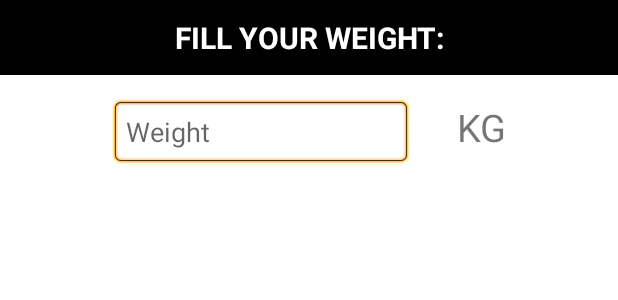
After one commit to angeliawidjaja/ReMeDrink, an Android app: the layout form_weight.xml on its own in the app's theme, with its tools: preview values and no code run, on a phone screen of 412 x 824 dp. The commit adds this screen. Shown: the top 300 px of the screen. Run offline under Robolectric (Android 15) with nearby library versions, the phone set to English and light mode, and no system bars.

Commit message:
input weight

```diff
--- /dev/null
+++ b/app/src/main/res/layout/form_weight.xml
@@ -0,0 +1,58 @@
+<?xml version="1.0" encoding="utf-8"?>
+<LinearLayout xmlns:android="http://schemas.android.com/apk/res/android"
+    android:layout_width="match_parent"
+    android:layout_height="match_parent"
+    android:orientation="vertical">
+    <LinearLayout
+        android:layout_width="match_parent"
+        android:layout_height="50dp"
+        android:gravity="center"
+        android:background="@color/black">
+        <TextView
+            android:layout_width="match_parent"
+            android:layout_height="match_parent"
+            android:text="FILL YOUR WEIGHT:"
+            android:textSize="20sp"
+            android:gravity="center"
+            android:textColor="@color/white"
+            android:textStyle="bold"/>
+    </LinearLayout>
+
+    <LinearLayout
+        xmlns:tools="http://schemas.android.com/tools"
+        android:layout_width="match_parent"
+        android:layout_height="match_parent"
+        android:gravity="center|top"
+        android:orientation="horizontal"
+        tools:context=".MainActivity">
+<!--        <NumberPicker-->
+<!--            android:id="@+id/weight_num_pick"-->
+<!--            android:layout_width="wrap_content"-->
+<!--            android:layout_height="wrap_content" />-->
+
+<!--        <TextView-->
+<!--            android:id="@+id/text"-->
+<!--            android:layout_width="wrap_content"-->
+<!--            android:layout_height="wrap_content"-->
+<!--            android:layout_marginTop="16dp"-->
+<!--            android:text="Weight: 0"-->
+<!--            android:textSize="20sp"/>-->
+
+        <EditText
+            android:id="@+id/inp_weight"
+            android:hint="Weight"
+            android:inputType="number"
+            android:layout_width="200dp"
+            android:layout_height="wrap_content"
+            android:background="@android:drawable/editbox_background"
+            android:padding="10dp"
+            android:layout_margin="15dp"/>
+        <TextView
+            android:layout_width="wrap_content"
+            android:layout_height="wrap_content"
+            android:text="KG"
+            android:textSize="25sp"
+            android:layout_margin="15dp"/>
+    </LinearLayout>
+
+</LinearLayout>
--- a/app/src/main/res/values/strings.xml
+++ b/app/src/main/res/values/strings.xml
@@ -45,4 +45,7 @@
     <string name="text_welcome">Welcome</string>
     <string name="edit_profile">Edit Profile</string>
 
+    <string name="number_weight">Spinner Example</string>
+
+
 </resources>
```
Also changed, not shown: app/src/main/java/com/example/remedrink/app/landing/home/HomeFragment.java (+47 -0 lines).
